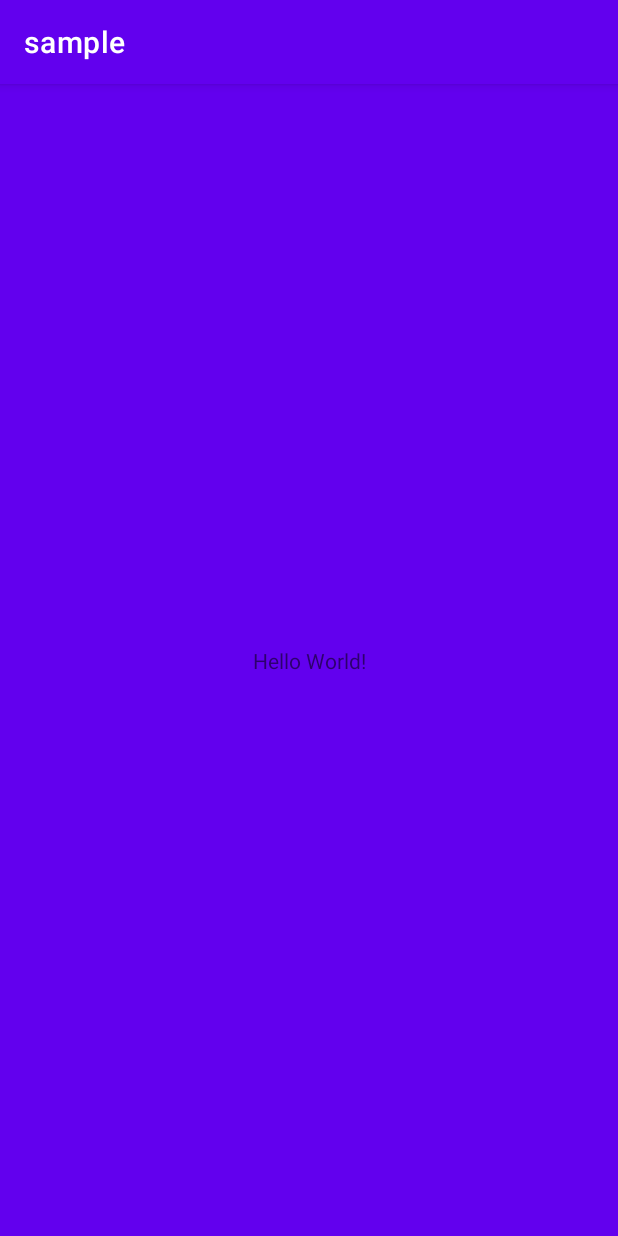
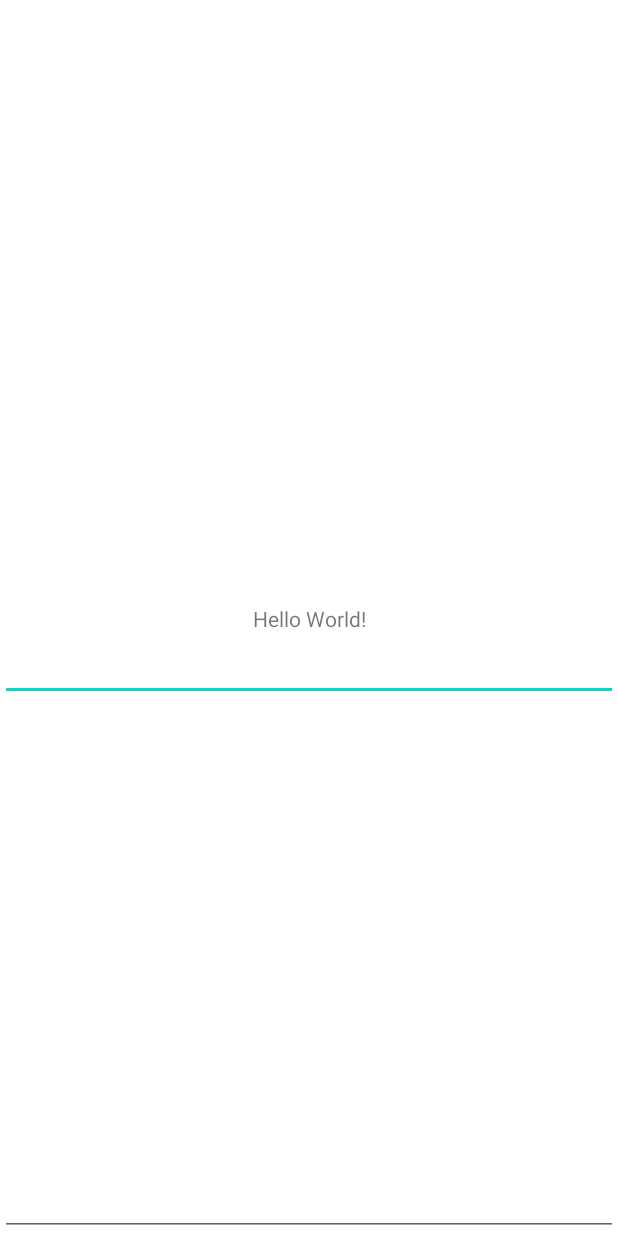
Before and after one commit to Tobeyr1/systemBarX, an Android app: the screen it shows after launch (MainActivity), on a phone screen of 412 x 824 dp. Run offline under Robolectric (Android 15) with nearby library versions, the phone set to English and light mode, and no system bars.

Commit message:
增加java引用

```diff
--- a/app/src/main/AndroidManifest.xml
+++ b/app/src/main/AndroidManifest.xml
@@ -15,6 +15,8 @@
         tools:targetApi="31">
         <activity
             android:name=".MainActivity"
+            android:configChanges="orientation|keyboard"
+            android:windowSoftInputMode="adjustResize"
             android:exported="true">
             <intent-filter>
                 <action android:name="android.intent.action.MAIN" />
--- a/app/src/main/java/com/tobery/sample/MainActivity.kt
+++ b/app/src/main/java/com/tobery/sample/MainActivity.kt
@@ -8,6 +8,6 @@ class MainActivity : AppCompatActivity() {
     override fun onCreate(savedInstanceState: Bundle?) {
         super.onCreate(savedInstanceState)
         setContentView(R.layout.activity_main)
-        SystemBarXUtil.setStatusBarImmersion(this)
+        SystemBarXUtil.fitsSystemWindows(this)
     }
 }
--- a/app/src/main/res/layout/activity_main.xml
+++ b/app/src/main/res/layout/activity_main.xml
@@ -4,10 +4,10 @@
     xmlns:tools="http://schemas.android.com/tools"
     android:layout_width="match_parent"
     android:layout_height="match_parent"
-    android:background="@color/purple_500"
     tools:context=".MainActivity">
 
     <TextView
+        android:id="@+id/tv_ad"
         android:layout_width="wrap_content"
         android:layout_height="wrap_content"
         android:text="Hello World!"
@@ -16,4 +16,19 @@
         app:layout_constraintStart_toStartOf="parent"
         app:layout_constraintTop_toTopOf="parent" />
 
+    <EditText
+        android:id="@+id/edit_query1"
+        android:layout_width="match_parent"
+        android:layout_height="wrap_content"
+        app:layout_constraintTop_toBottomOf="@id/tv_ad"
+        android:textColor="@color/purple_200"
+        />
+
+    <EditText
+        android:id="@+id/edit_query"
+        android:layout_width="match_parent"
+        android:layout_height="wrap_content"
+        app:layout_constraintBottom_toBottomOf="parent"
+        android:textColor="@color/purple_200"
+        />
 </androidx.constraintlayout.widget.ConstraintLayout>
--- a/app/src/main/res/values/themes.xml
+++ b/app/src/main/res/values/themes.xml
@@ -1,6 +1,6 @@
 <resources xmlns:tools="http://schemas.android.com/tools">
     <!-- Base application theme. -->
-    <style name="Theme.Sample" parent="Theme.MaterialComponents.DayNight.DarkActionBar">
+    <style name="Theme.Sample" parent="Theme.MaterialComponents.DayNight.NoActionBar">
         <!-- Primary brand color. -->
         <item name="colorPrimary">@color/purple_500</item>
         <item name="colorPrimaryVariant">@color/purple_700</item>
@@ -10,7 +10,6 @@
         <item name="colorSecondaryVariant">@color/teal_700</item>
         <item name="colorOnSecondary">@color/black</item>
         <!-- Status bar color. -->
-        <item name="android:statusBarColor" tools:targetApi="l">?attr/colorPrimaryVariant</item>
         <!-- Customize your theme here. -->
     </style>
 </resources>
--- a/systemBarX/build.gradle
+++ b/systemBarX/build.gradle
@@ -4,11 +4,11 @@ plugins {
 }
 
 android {
-    compileSdk 32
+    compileSdk 33
 
     defaultConfig {
         minSdk 22
-        targetSdk 32
+        targetSdk 33
 
         testInstrumentationRunner "androidx.test.runner.AndroidJUnitRunner"
         consumerProguardFiles "consumer-rules.pro"
```
Also changed, not shown: systemBarX/src/main/java/com/tobery/systembarx/SystemBarXUtil.kt (+26 -0 lines).
